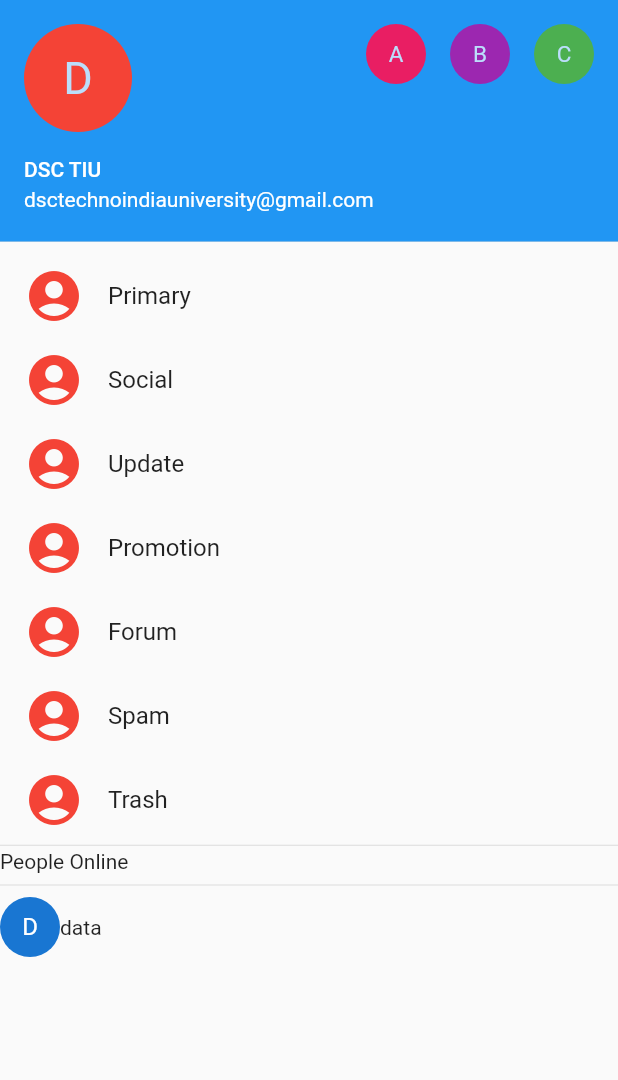
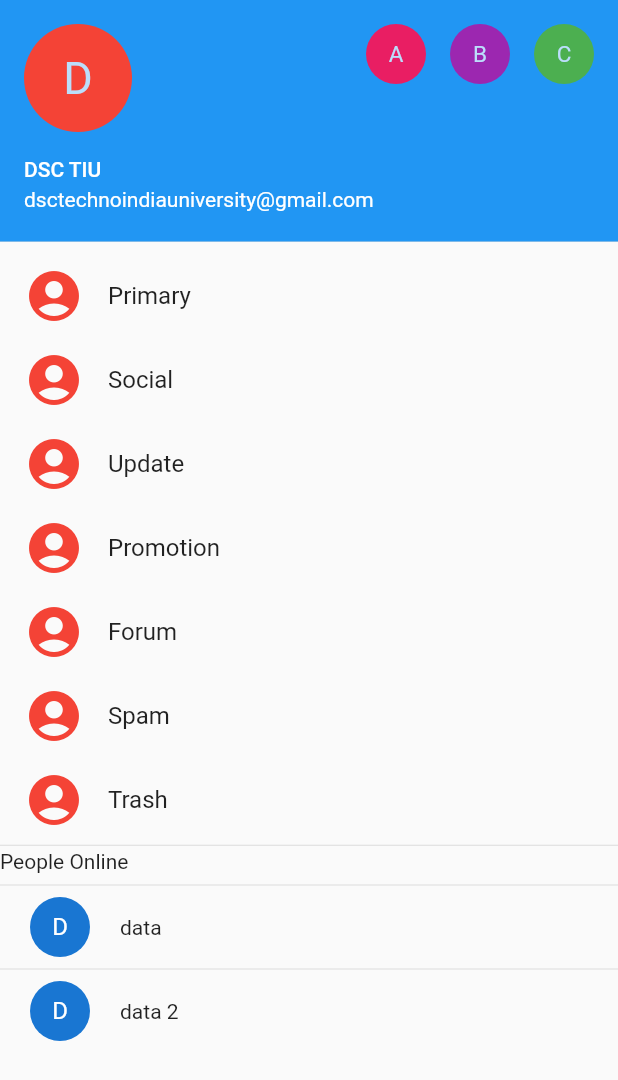
Before and after one commit to dsc-tiu/flutter_layout, a Flutter app: the Account widget shown alone on an empty page, opened directly, on a phone screen of 412 x 824 dp. Shown: the top 1080 px of the screen. Run offline on Flutter 3.47's test engine with Material 2 defaults, Android fonts, the phone set to English and light mode, and no system bars.

Commit message:
upgrade3

```diff
--- a/lib/drawyer.dart
+++ b/lib/drawyer.dart
@@ -58,15 +58,35 @@ class Account extends StatelessWidget {
             Divider(height: 5.0,),
             Text("People Online"),
             Divider(),
-            Row(
+            Container(
+              padding: EdgeInsets.only(left: 20.0),
+              child: Row(
               children: <Widget>[
                 CircleAvatar(
                   child: Text("D"),
                 ),
-                Text("data")
+                Container(
+                  padding: EdgeInsets.only(left: 20.0),
+                  child: Text("data"),
+                )
               ],
-            )
-          ],
-        );
+            ),
+          ),
+          Divider(),
+          Container(
+              padding: EdgeInsets.only(left: 20.0),
+              child: Row(
+              children: <Widget>[
+                CircleAvatar(
+                  child: Text("D"),
+                ),
+                Container(
+                  padding: EdgeInsets.only(left: 20.0),
+                  child: Text("data 2"),
+                )
+              ],
+            ),
+          )
+        ]);
   }
 }
```
